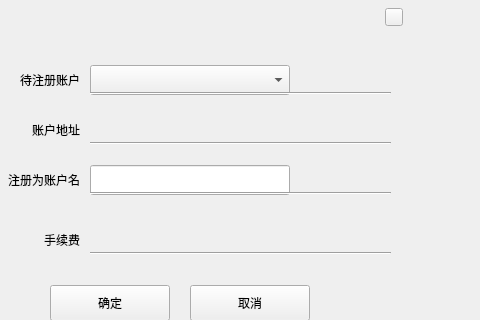
Above: miner/registerdialog.ui from HcashOrg/hx-indicator before the change; both pictures show x 390 to 870 and y 124 to 444 of the 960 by 580 pixel window. Below: the same form after it.
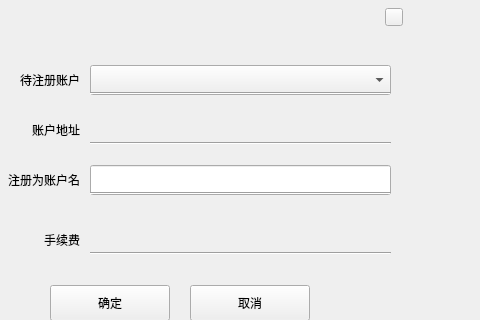
That is the form after the change. The open tabs and pages were chosen to show the change.

What changed in the file:
```diff
--- a/miner/registerdialog.ui
+++ b/miner/registerdialog.ui
@@ -149,7 +149,7 @@
         <rect>
          <x>160</x>
          <y>130</y>
-         <width>200</width>
+         <width>301</width>
          <height>30</height>
         </rect>
        </property>
@@ -181,7 +181,7 @@
         <rect>
          <x>160</x>
          <y>30</y>
-         <width>200</width>
+         <width>301</width>
          <height>30</height>
         </rect>
        </property>
@@ -270,7 +270,7 @@
         <rect>
          <x>160</x>
          <y>190</y>
-         <width>181</width>
+         <width>301</width>
          <height>30</height>
         </rect>
        </property>
```
Left out of the diff: 2 changed lines with no effect on the pictures.
